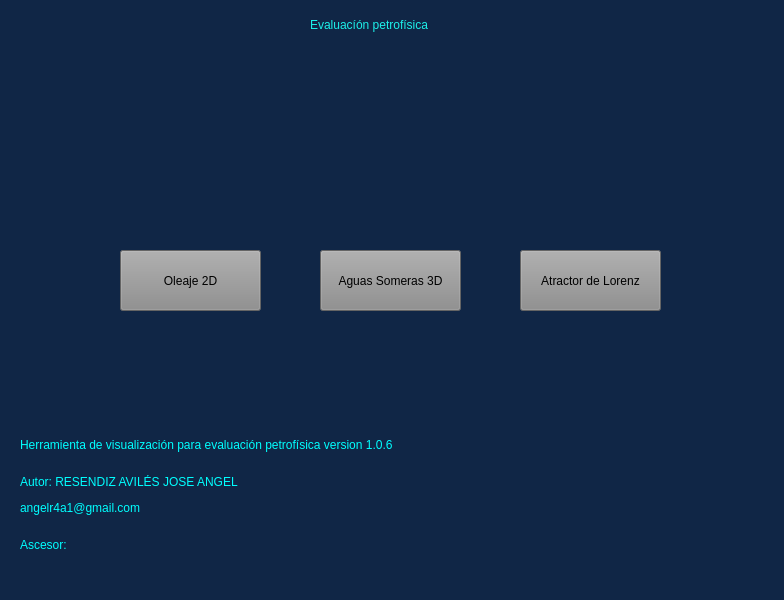
Qt form gui/petrofisica.ui (Angelpacman/Petrofisica_mn) before a commit.
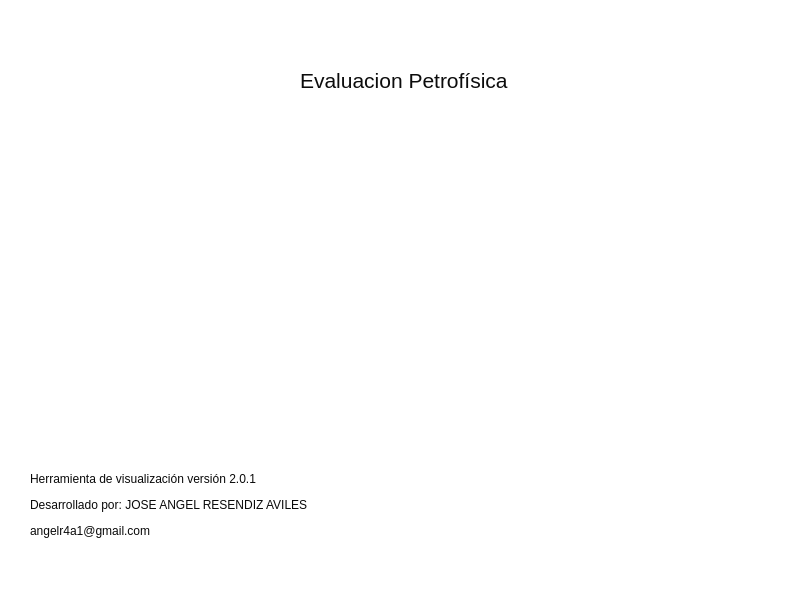
The same form after that commit. Icons and pictures are not drawn.

Commit message: Arreglo de imagenes en la interfaz

The edit to the form file:
```diff
--- a/gui/petrofisica.ui
+++ b/gui/petrofisica.ui
@@ -6,149 +6,78 @@
    <rect>
     <x>0</x>
     <y>0</y>
-    <width>784</width>
+    <width>800</width>
     <height>600</height>
    </rect>
   </property>
   <property name="windowTitle">
    <string>MainWindow</string>
   </property>
+  <property name="autoFillBackground">
+   <bool>false</bool>
+  </property>
   <property name="styleSheet">
-   <string notr="true">background-color: rgb(16, 38, 70);</string>
+   <string notr="true">background: rgb(255, 255, 255)</string>
   </property>
   <widget class="QWidget" name="centralwidget">
    <widget class="QLabel" name="label">
     <property name="geometry">
      <rect>
-      <x>20</x>
-      <y>430</y>
-      <width>431</width>
-      <height>31</height>
+      <x>300</x>
+      <y>50</y>
+      <width>261</width>
+      <height>61</height>
      </rect>
     </property>
     <property name="text">
-     <string>&lt;html&gt;&lt;head/&gt;&lt;body&gt;&lt;p&gt;&lt;span style=&quot; color:#00ffff;&quot;&gt;Herramienta de visualización para evaluación petrofísica version 1.0.6&lt;/span&gt;&lt;/p&gt;&lt;/body&gt;&lt;/html&gt;</string>
+     <string>&lt;html&gt;&lt;head/&gt;&lt;body&gt;&lt;p&gt;&lt;span style=&quot; font-size:16pt; color:#0c0c0c;&quot;&gt;Evaluacion Petrofísica&lt;/span&gt;&lt;/p&gt;&lt;/body&gt;&lt;/html&gt;</string>
     </property>
    </widget>
    <widget class="QLabel" name="label_2">
     <property name="geometry">
      <rect>
-      <x>310</x>
-      <y>10</y>
-      <width>241</width>
-      <height>31</height>
+      <x>30</x>
+      <y>460</y>
+      <width>371</width>
+      <height>91</height>
      </rect>
     </property>
     <property name="text">
-     <string>&lt;html&gt;&lt;head/&gt;&lt;body&gt;&lt;p&gt;&lt;span style=&quot; color:#1cf0e9;&quot;&gt;Evaluacíón petrofísica&lt;/span&gt;&lt;/p&gt;&lt;/body&gt;&lt;/html&gt;</string>
+     <string>&lt;html&gt;&lt;head/&gt;&lt;body&gt;&lt;p&gt;&lt;span style=&quot; color:#090909;&quot;&gt;Herramienta de visualización versión 2.0.1&lt;/span&gt;&lt;/p&gt;&lt;p&gt;&lt;span style=&quot; color:#090909;&quot;&gt;Desarrollado por: JOSE ANGEL RESENDIZ AVILES&lt;/span&gt;&lt;/p&gt;&lt;p&gt;&lt;span style=&quot; color:#090909;&quot;&gt;angelr4a1@gmail.com&lt;/span&gt;&lt;/p&gt;&lt;/body&gt;&lt;/html&gt;</string>
     </property>
    </widget>
    <widget class="QLabel" name="label_3">
     <property name="geometry">
      <rect>
-      <x>20</x>
-      <y>470</y>
-      <width>241</width>
-      <height>51</height>
+      <x>60</x>
+      <y>40</y>
+      <width>191</width>
+      <height>111</height>
      </rect>
     </property>
+    <property name="styleSheet">
+     <string notr="true">border-image:url(:/poli/ipn.png);</string>
+    </property>
     <property name="text">
-     <string>&lt;html&gt;&lt;head/&gt;&lt;body&gt;&lt;p&gt;&lt;span style=&quot; color:#00ffff;&quot;&gt;Autor: RESENDIZ AVILÉS JOSE ANGEL&lt;/span&gt;&lt;/p&gt;&lt;p&gt;&lt;span style=&quot; color:#00ffff;&quot;&gt;angelr4a1@gmail.com&lt;/span&gt;&lt;/p&gt;&lt;/body&gt;&lt;/html&gt;</string>
+     <string/>
     </property>
    </widget>
    <widget class="QLabel" name="label_4">
     <property name="geometry">
      <rect>
-      <x>20</x>
-      <y>530</y>
-      <width>241</width>
-      <height>31</height>
-     </rect>
-    </property>
-    <property name="text">
-     <string>&lt;html&gt;&lt;head/&gt;&lt;body&gt;&lt;p&gt;&lt;span style=&quot; color:#00ffff;&quot;&gt;Ascesor:&lt;/span&gt;&lt;/p&gt;&lt;/body&gt;&lt;/html&gt;</string>
-    </property>
-   </widget>
-   <widget class="QLabel" name="label_5">
-    <property name="geometry">
-     <rect>
-      <x>80</x>
-      <y>20</y>
-      <width>81</width>
-      <height>101</height>
-     </rect>
-    </property>
-    <property name="styleSheet">
-     <string notr="true">border-image: url(:/poli/ipn.jpg);</string>
-    </property>
-    <property name="text">
-     <string/>
-    </property>
-   </widget>
-   <widget class="QLabel" name="label_6">
-    <property name="geometry">
-     <rect>
-      <x>610</x>
-      <y>20</y>
+      <x>600</x>
+      <y>40</y>
       <width>111</width>
       <height>101</height>
      </rect>
     </property>
     <property name="styleSheet">
-     <string notr="true">border-image: url(:/esia/esia.png);</string>
+     <string notr="true">border-image:url(:/esia/esia.png);</string>
     </property>
     <property name="text">
      <string/>
     </property>
    </widget>
-   <widget class="QPushButton" name="aguassomeras">
-    <property name="geometry">
-     <rect>
-      <x>320</x>
-      <y>250</y>
-      <width>141</width>
-      <height>61</height>
-     </rect>
-    </property>
-    <property name="styleSheet">
-     <string notr="true">background-color: rgb(140, 140, 140);</string>
-    </property>
-    <property name="text">
-     <string>Aguas Someras 3D</string>
-    </property>
-   </widget>
-   <widget class="QPushButton" name="oleaje">
-    <property name="geometry">
-     <rect>
-      <x>120</x>
-      <y>250</y>
-      <width>141</width>
-      <height>61</height>
-     </rect>
-    </property>
-    <property name="styleSheet">
-     <string notr="true">background-color: rgb(140, 140, 140);</string>
-    </property>
-    <property name="text">
-     <string>Oleaje 2D</string>
-    </property>
-   </widget>
-   <widget class="QPushButton" name="lorenz">
-    <property name="geometry">
-     <rect>
-      <x>520</x>
-      <y>250</y>
-      <width>141</width>
-      <height>61</height>
-     </rect>
-    </property>
-    <property name="styleSheet">
-     <string notr="true">background-color: rgb(140, 140, 140);</string>
-    </property>
-    <property name="text">
-     <string>Atractor de Lorenz</string>
-    </property>
-   </widget>
   </widget>
   <widget class="QMenuBar" name="menubar">
    <property name="geometry">
```
Left out of the diff: 6 changed lines with no effect on the pictures. The commit also changes 6 other files.
